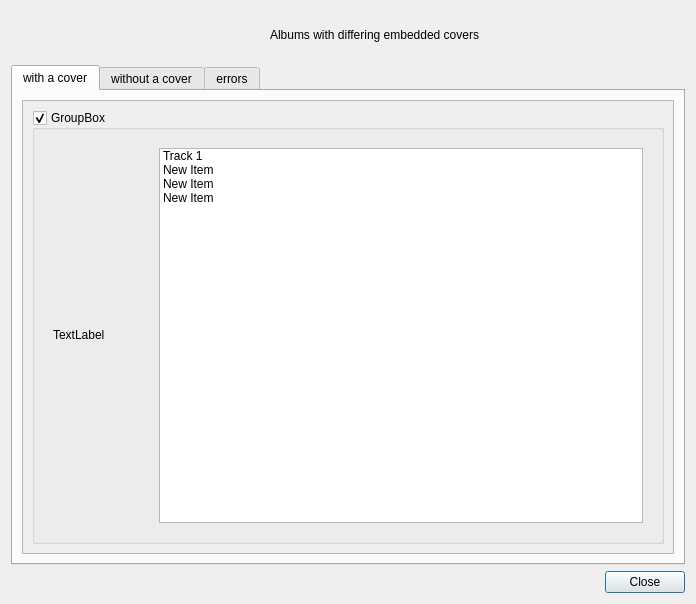
Old version of the form protect_track_cover/albums_warning.ui in the repository nrth3rnlb/picard-plugin-protect_track_cover.
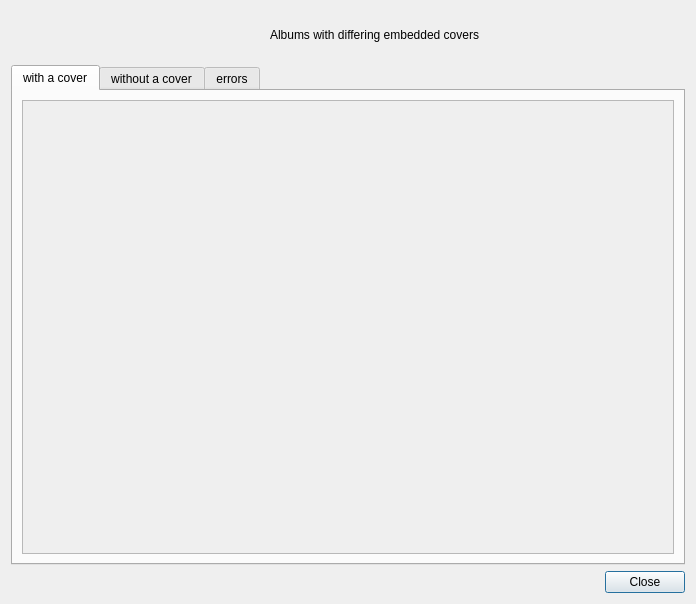
New version of the form. Icons and pictures are not drawn.

Commit message: feat(ui): replace HTML album report with widget-based dialog and refactor rendering

Patch:
```diff
--- a/protect_track_cover/albums_warning.ui
+++ b/protect_track_cover/albums_warning.ui
@@ -86,69 +86,7 @@
                                        <height>438</height>
                                    </rect>
                                </property>
-                               <layout class="QVBoxLayout" name="verticalLayout_5">
-                                   <item>
-                                       <widget class="QGroupBox" name="groupBox">
-                                           <property name="title">
-                                               <string>GroupBox</string>
-                                           </property>
-                                           <property name="checkable">
-                                               <bool>true</bool>
-                                           </property>
-                                           <layout class="QHBoxLayout" name="horizontalLayout">
-                                               <item>
-                                                   <widget class="QWidget" name="widget" native="true">
-                                                       <layout class="QHBoxLayout" name="horizontalLayout_2">
-                                                           <item>
-                                                               <widget class="QLabel" name="label">
-                                                                   <property name="minimumSize">
-                                                                       <size>
-                                                                           <width>100</width>
-                                                                           <height>100</height>
-                                                                       </size>
-                                                                   </property>
-                                                                   <property name="maximumSize">
-                                                                       <size>
-                                                                           <width>100</width>
-                                                                           <height>100</height>
-                                                                       </size>
-                                                                   </property>
-                                                                   <property name="text">
-                                                                       <string>TextLabel</string>
-                                                                   </property>
-                                                               </widget>
-                                                           </item>
-                                                           <item>
-                                                               <widget class="QListWidget" name="listWidget">
-                                                                   <item>
-                                                                       <property name="text">
-                                                                           <string>Track 1</string>
-                                                                       </property>
-                                                                   </item>
-                                                                   <item>
-                                                                       <property name="text">
-                                                                           <string>New Item</string>
-                                                                       </property>
-                                                                   </item>
-                                                                   <item>
-                                                                       <property name="text">
-                                                                           <string>New Item</string>
-                                                                       </property>
-                                                                   </item>
-                                                                   <item>
-                                                                       <property name="text">
-                                                                           <string>New Item</string>
-                                                                       </property>
-                                                                   </item>
-                                                               </widget>
-                                                           </item>
-                                                       </layout>
-                                                   </widget>
-                                               </item>
-                                           </layout>
-                                       </widget>
-                                   </item>
-                               </layout>
+                               <layout class="QVBoxLayout" name="layout_with_cover"/>
                            </widget>
                        </widget>
                    </item>
```
Left out of the diff: 67 changed lines with no effect on the pictures. The commit also changes 1 other file.
